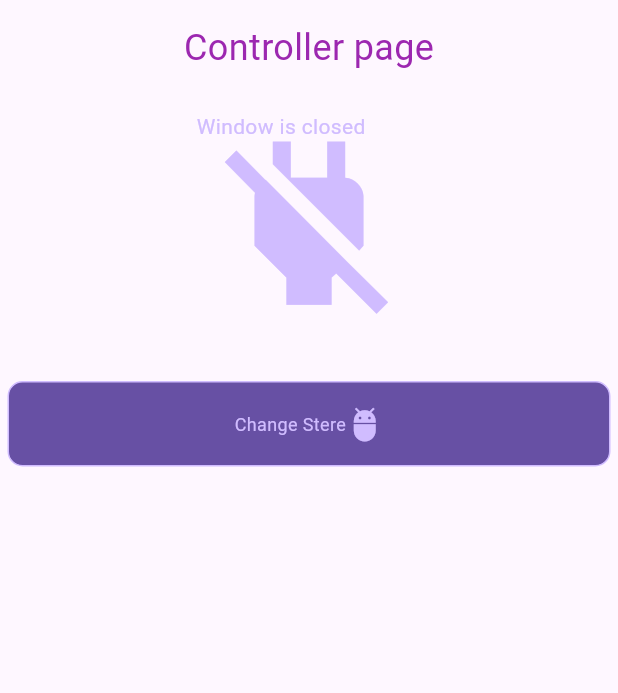
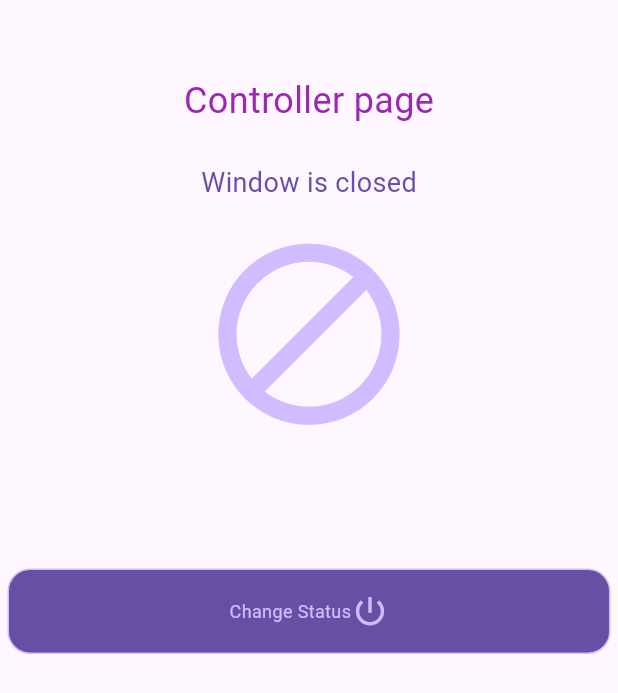
Before and after one commit to TheDarkSide1992/flutter_exam_project, a Flutter app: the RoomControl screen opened directly, on a phone screen of 412 x 824 dp. Shown: the top 693 px of the screen. Run offline on Flutter 3.47's test engine with Material 3 defaults, Android fonts, the phone set to English and light mode, and no system bars; our stand-ins replace bloc, flutter_animate, flutter_bloc, freezed_annotation, settings_ui, syncfusion_flutter_charts; statements that could not run were skipped.

Commit message:
propper icons on control page

```diff
--- a/lib/room/room_control.dart
+++ b/lib/room/room_control.dart
@@ -19,13 +19,10 @@ class _RoomControlState extends State<RoomControl> {
   void _setDisplayStatus() async {
     if (!isOn) {
       deviceStatus = "Window is closed";
-      currentPowerIcon = Icons.power_off;
+      currentPowerIcon = Icons.block;
     } else if (isOn) {
       deviceStatus = "Window is Open";
-      currentPowerIcon = Icons.power;
-    } else {
-      deviceStatus = "Error occurred";
-      currentPowerIcon = Icons.adb;
+      currentPowerIcon = Icons.air;
     }
   }
 
@@ -46,40 +43,32 @@ class _RoomControlState extends State<RoomControl> {
             alignment: Alignment.topCenter,
             child: Column(
               children: [
-                SizedBox(height: 15),
+                SizedBox(height: 50),
                 Text('Controller page',
                     style: TextStyle(color: Colors.purple, fontSize: 24)),
                 SizedBox(height: 25),
-
                 SizedBox(
-                  height: 150.0,
-                  width: 150.0,
-                  child: Stack(
-                    alignment: Alignment.center,
-                    fit: StackFit.expand,
+                  height: 200.0,
+                  width: 180.0,
+                  child: Column(
                     children: <Widget>[
                       Text(
                         '${deviceStatus}',
                         style: TextStyle(
                             fontStyle: FontStyle.normal,
-                            fontSize: 14,
-                            color: Theme
-                                .of(context)
-                                .colorScheme
-                                .inversePrimary),
+                            fontSize: 18,
+                            color: Theme.of(context).colorScheme.primary),
                       ),
+                    SizedBox(height: 15),
                       Icon(
                         currentPowerIcon,
                         size: 145,
-                        color: Theme
-                            .of(context)
-                            .colorScheme
-                            .inversePrimary,
+                        color: Theme.of(context).colorScheme.inversePrimary,
                       ),
                     ],
                   ),
                 ),
-                SizedBox(height: 25),
+                SizedBox(height: 65),
                 new GestureDetector(
                   onTap: () {
                     setState(() {
@@ -92,42 +81,31 @@ class _RoomControlState extends State<RoomControl> {
                     margin: new EdgeInsets.all(5.0),
                     padding: EdgeInsets.all(15.0),
                     decoration: BoxDecoration(
-                        color: Theme
-                            .of(context)
-                            .colorScheme
-                            .primary,
+                        color: Theme.of(context).colorScheme.primary,
                         border: Border.all(
-                          color: Theme
-                              .of(context)
-                              .colorScheme
-                              .inversePrimary,
+                          color: Theme.of(context).colorScheme.inversePrimary,
                         ),
                         borderRadius: BorderRadius.only(
-                            topLeft: Radius.circular(10),
-                            topRight: Radius.circular(10),
-                            bottomRight: Radius.circular(10),
-                            bottomLeft: Radius.circular(10))),
+                            topLeft: Radius.circular(15),
+                            topRight: Radius.circular(15),
+                            bottomRight: Radius.circular(15),
+                            bottomLeft: Radius.circular(15))),
                     child: Row(
                       mainAxisAlignment: MainAxisAlignment.center,
                       crossAxisAlignment: CrossAxisAlignment.center,
                       children: [
                         Text(
-                          'Change Stere',
+                          'Change Status',
                           style: TextStyle(
                               fontStyle: FontStyle.normal,
                               fontSize: 12,
-                              color: Theme
-                                  .of(context)
-                                  .colorScheme
-                                  .inversePrimary),
+                              color:
+                                  Theme.of(context).colorScheme.inversePrimary),
                         ),
                         Icon(
-                          Icons.adb_outlined,
+                          Icons.power_settings_new,
                           size: 25,
-                          color: Theme
-                              .of(context)
-                              .colorScheme
-                              .inversePrimary,
+                          color: Theme.of(context).colorScheme.inversePrimary,
                         ),
                       ],
                     ),
@@ -138,5 +116,4 @@ class _RoomControlState extends State<RoomControl> {
       ),
     );
   }
-
 }
```
